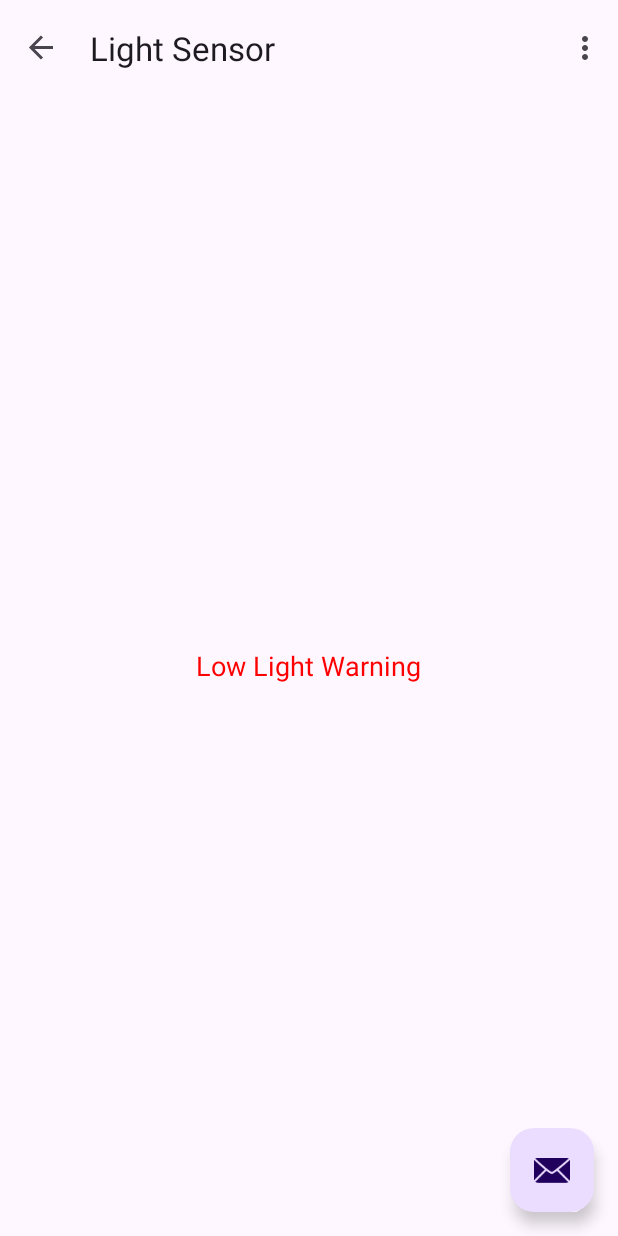
After one commit to ItsMatt1/hospiguard, an Android app: the LightSensorFragment screen opened through its navigation route, on a phone screen of 412 x 824 dp. The commit adds this screen. Run offline under Robolectric (Android 15) with nearby library versions, the phone set to English and light mode, and no system bars; our stand-ins replace navigation-ui.

Commit message:
Adding notification system

```diff
--- a/HospiGuard/app/src/main/AndroidManifest.xml
+++ b/HospiGuard/app/src/main/AndroidManifest.xml
@@ -2,6 +2,7 @@
 <manifest xmlns:android="http://schemas.android.com/apk/res/android"
     xmlns:tools="http://schemas.android.com/tools">
 
+    <uses-permission android:name="android.permission.POST_NOTIFICATIONS" />
     <application
         android:allowBackup="true"
         android:dataExtractionRules="@xml/data_extraction_rules"
--- /dev/null
+++ b/HospiGuard/app/src/main/java/com/example/hospiguard/LightSensorFragment.java
@@ -0,0 +1,201 @@
+package com.example.hospiguard;
+
+import android.app.NotificationChannel;
+import android.app.NotificationManager;
+import android.content.pm.PackageManager;
+import android.graphics.Color;
+import android.os.Build;
+import android.os.Bundle;
+import android.os.CountDownTimer;
+import android.util.Log;
+import android.view.LayoutInflater;
+import android.view.View;
+import android.view.ViewGroup;
+import android.widget.TextView;
+
+import androidx.annotation.NonNull;
+import androidx.annotation.Nullable;
+import androidx.core.app.ActivityCompat;
+import androidx.core.app.NotificationCompat;
+import androidx.core.app.NotificationManagerCompat;
+import androidx.fragment.app.Fragment;
+
+import android.annotation.SuppressLint;
+import android.hardware.Sensor;
+import android.hardware.SensorEvent;
+import android.hardware.SensorEventListener;
+import android.hardware.SensorManager;
+
+
+public class LightSensorFragment extends Fragment implements SensorEventListener {
+
+    private SensorManager sensorManager;
+    private Sensor lightSensor;
+    private TextView lightValueTextView;
+    private float[] lightLuxArray;
+    private int arrayIndex = 0;
+
+    float lightValue = 0;
+    private static final float UPPER_THRESHOLD = 60;
+    private static final float LOWER_THRESHOLD = 5;
+
+    private static final String CHANNEL_ID = "light_sensor_channel";
+    private static final int NOTIFICATION_ID_HIGH = 1;
+    private static final int NOTIFICATION_ID_LOW = 2;
+
+    private static final int PERMISSION_REQUEST_NOTIFICATION = 123; // Choose any unique value
+
+    private static final int NOTIFICATION_ID = 456; // Choose any unique value
+
+    @Override
+    public void onCreate(@Nullable Bundle savedInstanceState) {
+        super.onCreate(savedInstanceState);
+
+        sensorManager = (SensorManager) requireActivity().getSystemService(getActivity().SENSOR_SERVICE);
+        lightSensor = sensorManager.getDefaultSensor(Sensor.TYPE_LIGHT);
+        if (lightSensor == null) {
+            return;
+        }
+
+        createNotificationChannel();
+    }
+
+    @SuppressLint("MissingInflatedId")
+    @Nullable
+    @Override
+    public View onCreateView(@NonNull LayoutInflater inflater, @Nullable ViewGroup container, @Nullable Bundle savedInstanceState) {
+        View rootView = inflater.inflate(R.layout.fragment_light_sensor, container, false);
+        lightValueTextView = rootView.findViewById(R.id.lightValueTextView);
+
+        // Initialize lightLuxArray
+        lightLuxArray = new float[100];
+
+        // Start a CountDownTimer to update the array every 5 seconds
+        new CountDownTimer(600000, 5000) {
+
+            @Override
+            public void onTick(long millisUntilFinished) {
+                // This method will be called every 5 seconds
+                // Add the current lightLux value to the array
+                if (arrayIndex < lightLuxArray.length) {
+                    lightLuxArray[arrayIndex++] = getCurrentLightLux();
+                    Log.d("deu??", "" + getCurrentLightLux());
+                    checkThresholds(lightValue);
+                }
+            }
+
+            @Override
+            public void onFinish() {
+            }
+        }.start();
+
+        return rootView;
+    }
+
+    @Override
+    public void onResume() {
+        super.onResume();
+        sensorManager.registerListener(this, lightSensor, SensorManager.SENSOR_DELAY_NORMAL);
+    }
+
+    @Override
+    public void onPause() {
+        super.onPause();
+        sensorManager.unregisterListener(this);
+    }
+
+    @Override
+    public void onAccuracyChanged(Sensor sensor, int accuracy) {
+        // Handle accuracy changes if needed
+    }
+
+    @Override
+    public void onSensorChanged(SensorEvent event) {
+        lightValue = event.values[0];
+        lightValueTextView.setText("Light Lux: " + lightValue);
+        checkThresholds(lightValue);
+    }
+
+    private void checkThresholds(float luxValue) {
+        if (luxValue > UPPER_THRESHOLD) {
+            // Lux value is above the upper threshold, display a warning for high light
+            displayWarning("High Light Warning");
+            sendNotification(NOTIFICATION_ID_HIGH, "High Light Warning", "The light level is too high!");
+        } else if (luxValue < LOWER_THRESHOLD) {
+            // Lux value is below the lower threshold, display a warning for low light
+            displayWarning("Low Light Warning");
+            sendNotification(NOTIFICATION_ID_LOW, "Low Light Warning", "The light level is too low!");
+        } else {
+            // Lux value is within the normal range, clear any existing warnings
+            lightValueTextView.setTextColor(Color.WHITE);
+            lightValueTextView.setText("Light Lux: " + lightValue);
+        }
+    }
+
+    private float getCurrentLightLux() {
+        // You can add any additional logic or filtering here before returning the light value
+        return lightValue;
+    }
+
+    private void displayWarning(String warningMessage) {
+        // Set the text color to indicate a warning
+        lightValueTextView.setTextColor(Color.RED);
+        lightValueTextView.setText(warningMessage);
+    }
+
+
+    private void createNotificationChannel() {
+        if (Build.VERSION.SDK_INT >= Build.VERSION_CODES.O) {
+            CharSequence name = "Light Sensor Channel";
+            String description = "Channel for Light Sensor Notifications";
+            int importance = NotificationManager.IMPORTANCE_DEFAULT;
+            NotificationChannel channel = new NotificationChannel(CHANNEL_ID, name, importance);
+            channel.setDescription(description);
+            NotificationManager notificationManager = requireActivity().getSystemService(NotificationManager.class);
+            notificationManager.createNotificationChannel(channel);
+        }
+    }
+
+    private void sendNotification(int notificationId, String title, String message) {
+        Log.d("Notification", "Sending notification with ID: " + notificationId);
+
+        // Check if the notification permission is granted
+        if (ActivityCompat.checkSelfPermission(requireContext(), android.Manifest.permission.POST_NOTIFICATIONS) != PackageManager.PERMISSION_GRANTED) {
+            Log.d("Notification", "Permission not granted for notifications. Requesting permission...");
+
+            // Request the notification permission
+            ActivityCompat.requestPermissions(requireActivity(),
+                    new String[]{android.Manifest.permission.POST_NOTIFICATIONS},
+                    PERMISSION_REQUEST_NOTIFICATION);
+
+            // After requesting permission, the result will be handled in onRequestPermissionsResult
+            return;
+        }
+
+        // If the permission is granted, proceed to send the notification
+        NotificationCompat.Builder builder = new NotificationCompat.Builder(requireContext(), CHANNEL_ID)
+                .setSmallIcon(R.drawable.notification_2645897) // Set your notification icon
+                .setContentTitle(title)
+                .setContentText(message)
+                .setPriority(NotificationCompat.PRIORITY_DEFAULT);
+
+        NotificationManagerCompat notificationManager = NotificationManagerCompat.from(requireContext());
+        notificationManager.notify(notificationId, builder.build());
+
+        Log.d("Notification", "Notification sent successfully.");
+    }
+
+    @Override
+    public void onRequestPermissionsResult(int requestCode, @NonNull String[] permissions, @NonNull int[] grantResults) {
+        if (requestCode == PERMISSION_REQUEST_NOTIFICATION) {
+            // Check if the permission was granted after the request
+            if (grantResults.length > 0 && grantResults[0] == PackageManager.PERMISSION_GRANTED) {
+                Log.d("Notification", "Notification permission granted. Sending the notification...");
+                // Now that the permission is granted, resend the notification
+                sendNotification(NOTIFICATION_ID, "Title", "Message");
+            } else {
+                Log.e("Notification", "Notification permission denied.");
+            }
+        }
+    }
+}
--- a/HospiGuard/app/src/main/java/com/example/hospiguard/MainActivity.java
+++ b/HospiGuard/app/src/main/java/com/example/hospiguard/MainActivity.java
@@ -40,9 +40,8 @@ public class MainActivity extends AppCompatActivity {
         binding.fab.setOnClickListener(new View.OnClickListener() {
             @Override
             public void onClick(View view) {
-                Snackbar.make(view, "Replace with your own action", Snackbar.LENGTH_LONG)
-                        .setAnchorView(R.id.fab)
-                        .setAction("Action", null).show();
+                // Navigate to LightSensorFragment when FAB is clicked
+                navController.navigate(R.id.LightSensorFragment);
             }
         });
     }
--- a/HospiGuard/app/src/main/res/layout/activity_main.xml
+++ b/HospiGuard/app/src/main/res/layout/activity_main.xml
@@ -30,4 +30,6 @@
         android:layout_marginBottom="16dp"
         app:srcCompat="@android:drawable/ic_dialog_email" />
 
+
+
 </androidx.coordinatorlayout.widget.CoordinatorLayout>
--- /dev/null
+++ b/HospiGuard/app/src/main/res/layout/fragment_light_sensor.xml
@@ -0,0 +1,19 @@
+<!-- res/layout/fragment_light_sensor.xml -->
+<LinearLayout xmlns:android="http://schemas.android.com/apk/res/android"
+    xmlns:tools="http://schemas.android.com/tools"
+    android:layout_width="match_parent"
+    android:layout_height="match_parent"
+    android:orientation="vertical"
+    android:gravity="center"
+    android:padding="16dp"
+    tools:context=".LightSensorFragment">
+
+    <TextView
+        android:id="@+id/lightValueTextView"
+        android:layout_width="wrap_content"
+        android:layout_height="wrap_content"
+        android:textSize="18sp"
+        android:text="Light Lux: 0"
+        android:textColor="@android:color/white" />
+
+</LinearLayout>
--- a/HospiGuard/app/src/main/res/navigation/nav_graph.xml
+++ b/HospiGuard/app/src/main/res/navigation/nav_graph.xml
@@ -15,6 +15,7 @@
             android:id="@+id/action_FirstFragment_to_SecondFragment"
             app:destination="@id/SecondFragment" />
     </fragment>
+
     <fragment
         android:id="@+id/SecondFragment"
         android:name="com.example.hospiguard.SecondFragment"
@@ -25,4 +26,12 @@
             android:id="@+id/action_SecondFragment_to_FirstFragment"
             app:destination="@id/FirstFragment" />
     </fragment>
+
+    <!-- New LightSensorFragment -->
+    <fragment
+        android:id="@+id/LightSensorFragment"
+        android:name="com.example.hospiguard.LightSensorFragment"
+        android:label="Light Sensor"
+        tools:layout="@layout/fragment_light_sensor" />
+
 </navigation>
```
Also changed, not shown: HospiGuard/app/src/main/res/drawable/notification_2645897.png (added).
